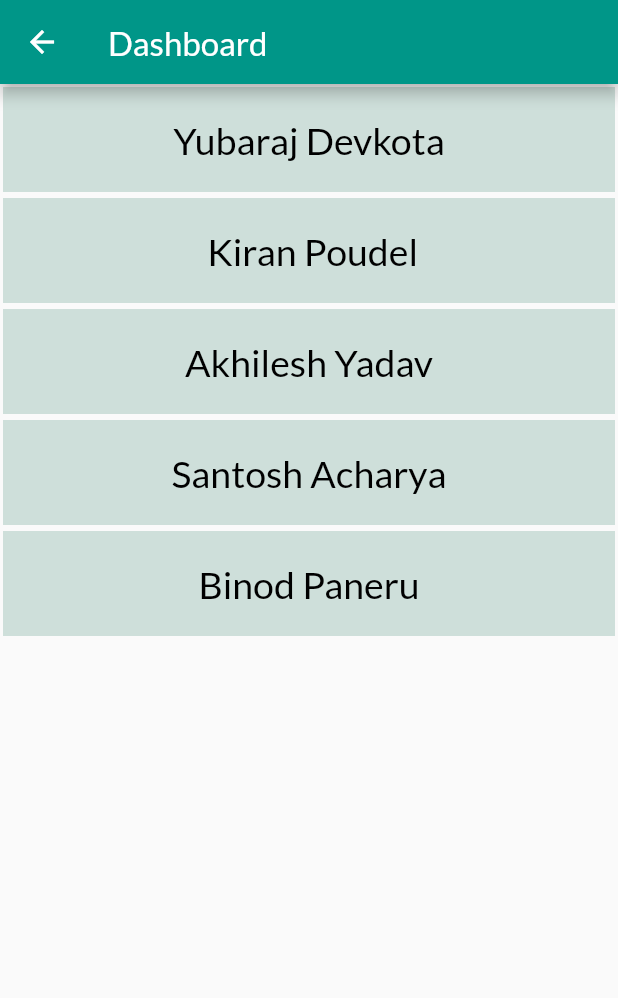
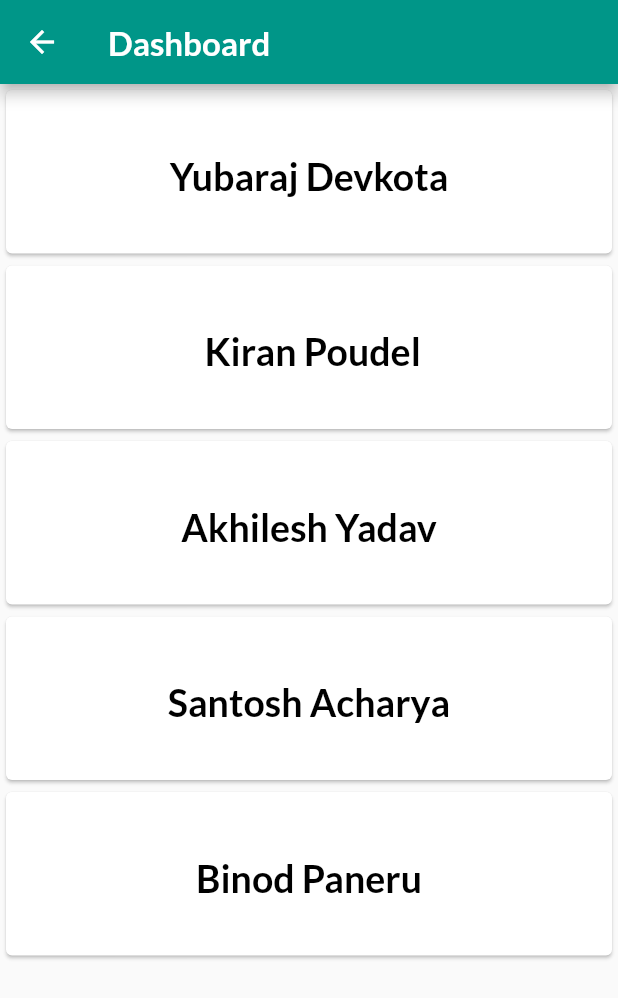
Before and after one commit to sitaitani/30DaysOfFlutter, a Flutter app: the screen it shows after launch, on a phone screen of 412 x 824 dp. Shown: the top 998 px of the screen. Run offline on Flutter 3.47's test engine with Material 2 defaults, Android fonts, the phone set to English and light mode, and no system bars; our stand-ins replace cloud_firestore, file_picker, firebase_auth, firebase_core, firebase_database, firebase_messaging and 6 more; missing offline and left inert: syncfusion_flutter_pdf, syncfusion_flutter_pdfviewer; accounts and stored records are empty.

Commit message:
Added Day 10

```diff
--- a/lib/widgets/teacherdashboard.dart
+++ b/lib/widgets/teacherdashboard.dart
@@ -1,7 +1,6 @@
 import 'package:flutter/material.dart';
 import 'package:flutter_application_2/Models/teacher.dart';
 import 'package:flutter_application_2/widgets/teachersubject.dart';
-
 
 class teacherdashboard extends StatefulWidget {
   final List<Teacher> teachers = [
@@ -34,6 +33,7 @@ class _teacherdashboardState extends State<teacherdashboard> {
         title: Text("Dashboard",
             style: TextStyle(
               fontSize: 22,
+              fontWeight: FontWeight.bold,
             )),
       ),
       body: ListView.builder(
@@ -42,21 +42,28 @@ class _teacherdashboardState extends State<teacherdashboard> {
           return GestureDetector(
               onTap: () => {
                     Navigator.of(context).push(MaterialPageRoute(
-                  builder: (context) =>
-                      teachersubject(names: widget.teachers[index].subjects)))
+                        builder: (context) => teachersubject(
+                            names: widget.teachers[index].subjects)))
                   },
+              child: Card(
+                  child: Padding(
+                padding: const EdgeInsets.only(
+                    left: 10.0, right: 10.0, top: 20, bottom: 15),
                 child: Container(
                   height: 70,
                   margin: EdgeInsets.all(2),
-              color: Color.fromARGB(255, 206, 223, 218),
+                  color: Colors.white10,
                   child: Center(
                     child: Text(
-                  widget.teachers[index].name ,
-                  style: TextStyle(fontSize: 25, color: Colors.black),
+                      widget.teachers[index].name,
+                      style: TextStyle(
+                          fontSize: 25,
+                          color: Colors.black,
+                          fontWeight: FontWeight.bold),
                     ),
                   ),
                 ),
-          );
+              )));
         },
       ),
     );
--- a/pubspec.yaml
+++ b/pubspec.yaml
@@ -46,6 +46,8 @@ dependencies:
   flutter_local_notifications: ^9.4.1
 
   file_picker: ^4.5.1
+
+  school_ui_toolkit: ^5.0.0
 
   syncfusion_flutter_pdf: 20.1.50-beta
   path_provider: ^2.0.9
```
Also changed, not shown: lib/widgets/teacherhomeworkprovide.dart (added, +47 -0 lines), lib/widgets/teachersubject.dart (+14 -11 lines). Lines whose indentation alone changed are shown as unchanged.
